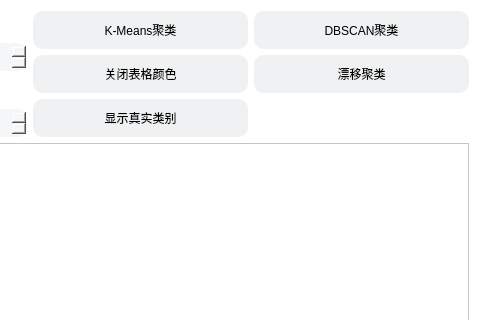
The window that meansdialog.ui (gtxzsxxk/visual-clinic) describes before a commit, drawn with Qt 5; both pictures show x 420 to 900 and y 0 to 320 of the 900 by 500 pixel window.
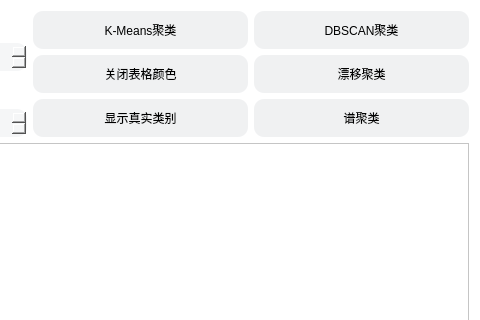
The same window after the commit.

Commit message: feat: port the cluster algorithm of spectral

Patch:
```diff
--- a/meansdialog.ui
+++ b/meansdialog.ui
@@ -455,9 +455,9 @@
   <property name="windowTitle">
    <string>聚类分析</string>
   </property>
-  <layout class="QHBoxLayout" name="horizontalLayout_4" stretch="1">
+  <layout class="QHBoxLayout" name="horizontalLayout_4">
    <item>
-    <layout class="QVBoxLayout" name="verticalLayout_5" stretch="1,3">
+    <layout class="QVBoxLayout" name="verticalLayout_5" stretch="1,4">
      <item>
       <layout class="QHBoxLayout" name="horizontalLayout_3">
        <item>
@@ -744,17 +744,29 @@
             </widget>
            </item>
            <item>
-            <spacer name="verticalSpacer">
-             <property name="orientation">
-              <enum>Qt::Vertical</enum>
+            <widget class="QPushButton" name="spectral_btn">
+             <property name="cursor">
+              <cursorShape>PointingHandCursor</cursorShape>
              </property>
-             <property name="sizeHint" stdset="0">
-              <size>
-               <width>20</width>
-               <height>40</height>
-              </size>
+             <property name="styleSheet">
+              <string notr="true">QPushButton {
+	background:#f0f1f2;
+	border:none;
+	border-radius:  10px;
+	padding:10px;
+}
+
+QPushButton:hover {
+	background:#eaebec;
+	border:none;
+	border-radius:  10px;
+	padding:10px;
+}</string>
              </property>
-            </spacer>
+             <property name="text">
+              <string>谱聚类</string>
+             </property>
+            </widget>
            </item>
           </layout>
          </item>
```
The commit also changes 6 other files.
